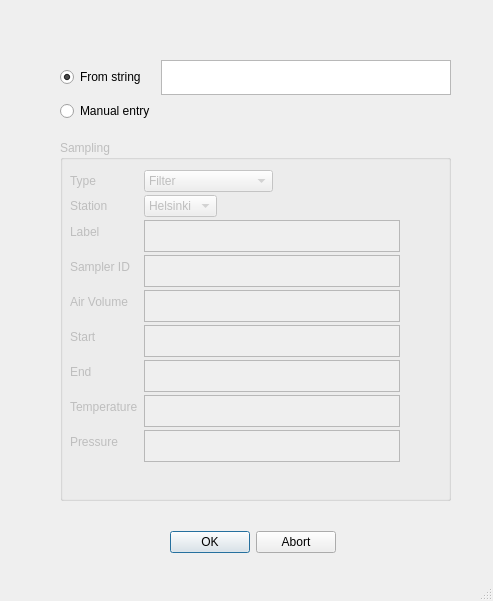
Before: the Qt Designer form src/gui/experiment_metadata.ui in gfogwill/FrESH, drawn with Qt 5.
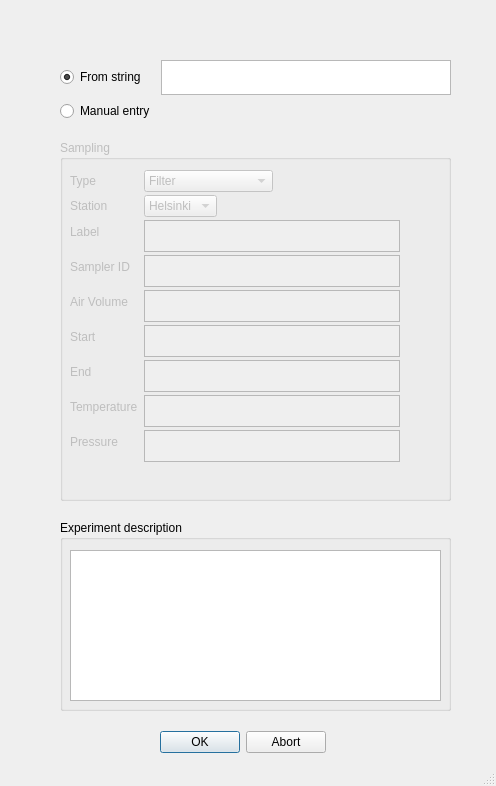
After: the same form once the commit is applied.

Commit message: refactor: new window to load experiment metadata

What changed in the file:
```diff
--- a/src/gui/experiment_metadata.ui
+++ b/src/gui/experiment_metadata.ui
@@ -6,8 +6,8 @@
    <rect>
     <x>0</x>
     <y>0</y>
-    <width>493</width>
-    <height>601</height>
+    <width>496</width>
+    <height>786</height>
    </rect>
   </property>
   <property name="windowTitle">
@@ -273,8 +273,8 @@
    <widget class="QDialogButtonBox" name="ConfirmbuttonBox">
     <property name="geometry">
      <rect>
-      <x>170</x>
-      <y>530</y>
+      <x>160</x>
+      <y>730</y>
       <width>166</width>
       <height>25</height>
      </rect>
@@ -328,6 +328,29 @@
      </item>
     </layout>
    </widget>
+   <widget class="QGroupBox" name="groupBox_2">
+    <property name="geometry">
+     <rect>
+      <x>60</x>
+      <y>520</y>
+      <width>391</width>
+      <height>191</height>
+     </rect>
+    </property>
+    <property name="title">
+     <string>Experiment description</string>
+    </property>
+    <widget class="QPlainTextEdit" name="textDescription">
+     <property name="geometry">
+      <rect>
+       <x>10</x>
+       <y>30</y>
+       <width>371</width>
+       <height>151</height>
+      </rect>
+     </property>
+    </widget>
+   </widget>
   </widget>
   <widget class="QStatusBar" name="statusbar"/>
  </widget>
```
The commit also changes 2 other files.
